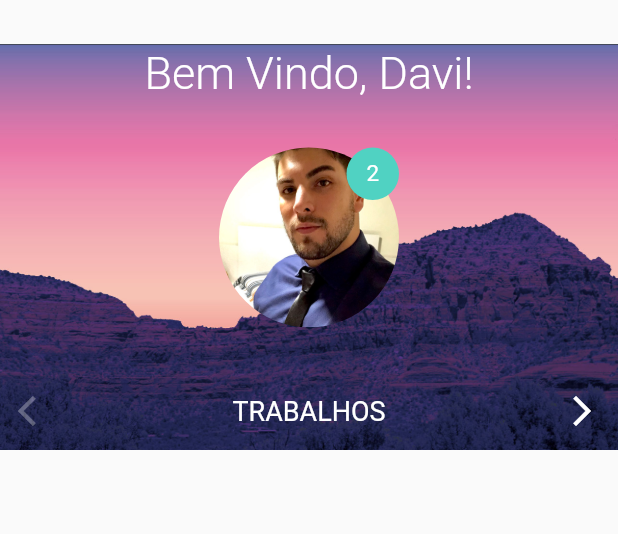
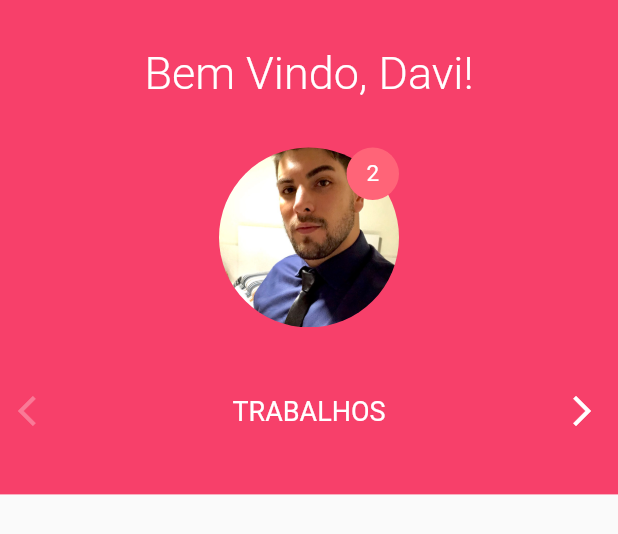
Before and after one commit to davihoffmann/flutter-animations, a Flutter app: the HomeTop widget shown alone on an empty page, opened directly with empty values, on a phone screen of 412 x 824 dp. Shown: the top 534 px of the screen. Run offline on Flutter 3.47's test engine with Material 2 defaults, Android fonts, the phone set to English and light mode, and no system bars.

Commit message:
fit some problemas with de header top on home screen

```diff
--- a/lib/screens/home/widget/home_top.dart
+++ b/lib/screens/home/widget/home_top.dart
@@ -13,9 +13,10 @@ class HomeTop extends StatelessWidget {
     return Container(
       height: screenSize.height * 0.4,
       decoration: BoxDecoration(
-        image: DecorationImage(
-          image: AssetImage("images/background.jpg"),
-        ),
+        color: Color.fromRGBO(247, 64, 106, 1.0),
+        // image: DecorationImage(
+        //   image: AssetImage("images/background.jpg"),
+        // ),
       ),
       child: SafeArea(
         child: Column(
@@ -55,7 +56,7 @@ class HomeTop extends StatelessWidget {
                 ),
                 decoration: BoxDecoration(
                   shape: BoxShape.circle,
-                  color: Color.fromRGBO(80, 210, 194, 1.0)
+                  color: Color.fromRGBO(255, 100, 120, 1.0)
                 ),
               ),
             ),
```
Also changed, not shown: lib/main.dart (+15 -4 lines), lib/screens/home/home_screen.dart (line endings or trailing spaces).
